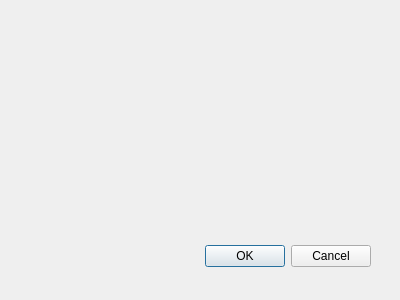
Qt form productlist.ui (lkucz/magazyn) before a commit.
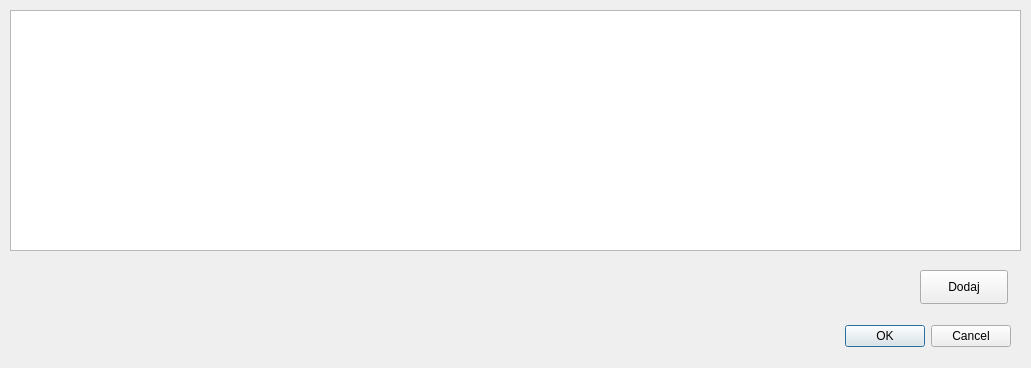
The same form after that commit.

Patch:
```diff
--- a/productlist.ui
+++ b/productlist.ui
@@ -8,8 +8,8 @@
    <rect>
     <x>0</x>
     <y>0</y>
-    <width>400</width>
-    <height>300</height>
+    <width>1031</width>
+    <height>368</height>
    </rect>
   </property>
   <property name="windowTitle">
@@ -18,8 +18,8 @@
   <widget class="QDialogButtonBox" name="buttonBox">
    <property name="geometry">
     <rect>
-     <x>30</x>
-     <y>240</y>
+     <x>670</x>
+     <y>320</y>
      <width>341</width>
      <height>32</height>
     </rect>
@@ -31,6 +31,29 @@
     <set>QDialogButtonBox::Cancel|QDialogButtonBox::Ok</set>
    </property>
   </widget>
+  <widget class="QTableView" name="tableView">
+   <property name="geometry">
+    <rect>
+     <x>10</x>
+     <y>10</y>
+     <width>1011</width>
+     <height>241</height>
+    </rect>
+   </property>
+  </widget>
+  <widget class="QPushButton" name="addButton">
+   <property name="geometry">
+    <rect>
+     <x>920</x>
+     <y>270</y>
+     <width>88</width>
+     <height>34</height>
+    </rect>
+   </property>
+   <property name="text">
+    <string>Dodaj</string>
+   </property>
+  </widget>
  </widget>
  <pixmapfunction/>
  <resources/>
```
Left out of the diff: 5 changed lines with no effect on the pictures.
